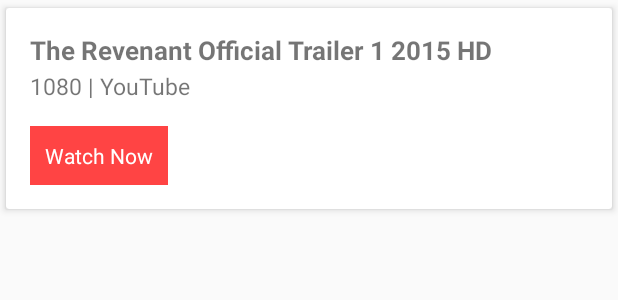
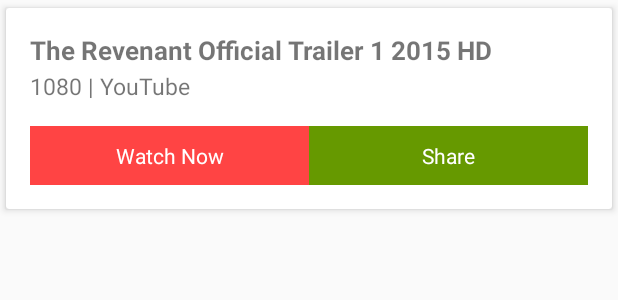
Before and after one commit to rajeefmk/popularmovies, an Android app: the layout layout_trailer_item.xml on its own in the app's theme, with its tools: preview values and no code run, on a phone screen of 412 x 824 dp. Shown: the top 300 px of the screen. Run offline under Robolectric (Android 15) with nearby library versions, the phone set to English and light mode, and no system bars.

Commit message:
feat: Add share option for trailers, Refactor: Movie favorite UI & UX

```diff
--- a/app/src/main/java/com/udacitynanodegree/rajeefmk/popularmovies/Utility/AppUtils.java
+++ b/app/src/main/java/com/udacitynanodegree/rajeefmk/popularmovies/Utility/AppUtils.java
@@ -1,4 +1,6 @@
 package com.udacitynanodegree.rajeefmk.popularmovies.Utility;
+
+import android.net.Uri;
 
 import com.udacitynanodegree.rajeefmk.popularmovies.Models.Movie;
 
@@ -10,4 +12,8 @@ public class AppUtils {
     public static String generateThumbnailUrl(String posterPath) {
         return Constants.IMAGE_BASE_URL + Constants.IMAGE_SIZE_PARAMETER + posterPath;
     }
+
+    public static Uri getYoutubeUrl(String key) {
+        return Uri.parse("http://www.youtube.com/watch?v=" + key);
+    }
 }
--- a/app/src/main/java/com/udacitynanodegree/rajeefmk/popularmovies/Utility/Constants.java
+++ b/app/src/main/java/com/udacitynanodegree/rajeefmk/popularmovies/Utility/Constants.java
@@ -19,6 +19,7 @@ public class Constants {
     public static final String SORT_CRITERIA_RATING = "vote_average.desc";
     public static final String IMAGE_BASE_URL = "https://image.tmdb.org/t/p";
     public static final String IMAGE_SIZE_PARAMETER = "/w185";
+    public static final String SORT_CRITERIA_FAVORITES = "favorites";
 
     /* JSONObject and JSONArray keys for MovieList */
     public static final String MOVIE_LIST_ARRAY = "results";
--- a/app/src/main/res/layout/activity_main.xml
+++ b/app/src/main/res/layout/activity_main.xml
@@ -1,6 +1,5 @@
 <?xml version="1.0" encoding="utf-8"?>
 <GridView xmlns:android="http://schemas.android.com/apk/res/android"
-    xmlns:app="http://schemas.android.com/apk/res-auto"
     android:id="@+id/movieListView"
     android:layout_width="match_parent"
     android:layout_height="match_parent"
--- a/app/src/main/res/layout/layout_trailer_item.xml
+++ b/app/src/main/res/layout/layout_trailer_item.xml
@@ -38,15 +38,35 @@
                 android:textSize="@dimen/rating"
                 tools:text="1080 | YouTube" />
 
-            <TextView
-                android:id="@+id/watch_now"
-                android:layout_width="wrap_content"
+            <LinearLayout
+                android:layout_width="match_parent"
                 android:layout_height="wrap_content"
                 android:layout_below="@+id/detail"
-                android:background="@android:color/holo_red_light"
-                android:padding="@dimen/default_padding"
-                android:text="@string/button_text_watch_now"
-                android:textColor="@android:color/white" />
+                android:orientation="horizontal"
+                android:weightSum="2">
+
+                <TextView
+                    android:id="@+id/watch_now"
+                    android:layout_width="match_parent"
+                    android:layout_height="wrap_content"
+                    android:layout_weight="1"
+                    android:background="@android:color/holo_red_light"
+                    android:gravity="center"
+                    android:padding="@dimen/default_padding"
+                    android:text="@string/button_text_watch_now"
+                    android:textColor="@android:color/white" />
+
+                <TextView
+                    android:id="@+id/share"
+                    android:layout_width="match_parent"
+                    android:layout_height="wrap_content"
+                    android:layout_weight="1"
+                    android:background="@android:color/holo_green_dark"
+                    android:gravity="center"
+                    android:padding="@dimen/default_padding"
+                    android:text="@string/button_text_share"
+                    android:textColor="@android:color/white" />
+            </LinearLayout>
         </RelativeLayout>
     </android.support.v7.widget.CardView>
 
--- a/app/src/main/res/menu/menu_movie_details.xml
+++ b/app/src/main/res/menu/menu_movie_details.xml
@@ -4,7 +4,6 @@
     tools:context=".MainActivity">
     <item
         android:id="@+id/action_favorite_movie"
-        android:icon="@drawable/ic_action_favorite"
         android:title="@string/action_favorite_movie"
         app:showAsAction="always" />
 
--- a/app/src/main/res/values/strings.xml
+++ b/app/src/main/res/values/strings.xml
@@ -11,9 +11,14 @@
     <string name="button_text_trailers">Trailers</string>
     <string name="button_text_watch_now">Watch Now</string>
     <string name="button_text_visit_site">Visit Site</string>
+    <string name="button_text_share">Share</string>
 
     <string name="toast_message_no_trailer">No trailers available</string>
     <string name="toast_message_no_reviews">No reviews available</string>
 
     <string name="title_movie_details">Movie Details</string>
+    <string name="error_message_no_fav_movies">No favorite movies available</string>
+
+    <string name="trailer_share_title">Check out this amazing trailer</string>
+    <string name="trailer_choose_string">Share trailer video</string>
 </resources>
```
Also changed, not shown: app/src/main/java/com/udacitynanodegree/rajeefmk/popularmovies/Activities/MovieDetailsActivity.java (+21 -7 lines), app/src/main/java/com/udacitynanodegree/rajeefmk/popularmovies/Activities/MovieListActivity.java (+18 -2 lines), app/src/main/java/com/udacitynanodegree/rajeefmk/popularmovies/Adapters/TrailerListAdapter.java (+15 -1 lines), app/src/main/res/drawable-hdpi/ic_action_favorite_outline.png (added), app/src/main/res/drawable-mdpi/ic_action_favorite_outline.png (added), app/src/main/res/drawable-xhdpi/ic_action_favorite_outline.png (added), app/src/main/res/drawable-xxhdpi/ic_action_favorite_outline.png (added), app/src/main/res/drawable-xxxhdpi/ic_action_favorite_outline.png (added).
